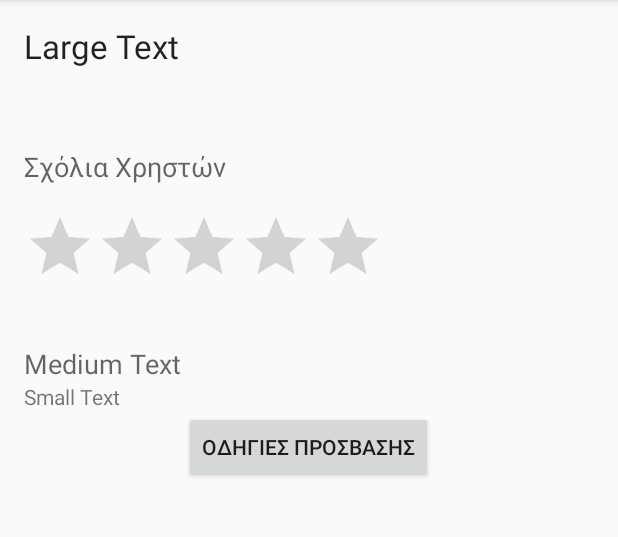
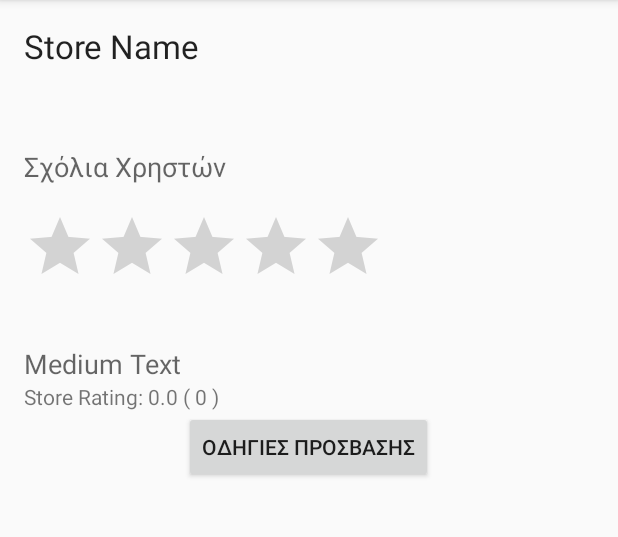
Before and after one commit to kgiann78/EC_ShoppingApp, an Android app: the fragment StoreFragment shown on its own in the app's theme, on a phone screen of 412 x 824 dp, the part 84-621 px from its top. Run offline under Robolectric (Android 15) with nearby library versions, the phone set to English and light mode, and no system bars.

Commit message:
Code refactor store  layout and rating system

```diff
--- a/app/src/main/java/gr/uoa/ec/shopeeng/fragments/StoreFragment.java
+++ b/app/src/main/java/gr/uoa/ec/shopeeng/fragments/StoreFragment.java
@@ -18,6 +18,7 @@ import gr.uoa.ec.shopeeng.models.Comment;
 import gr.uoa.ec.shopeeng.models.Rating;
 import gr.uoa.ec.shopeeng.models.Store;
 import gr.uoa.ec.shopeeng.utils.Constants;
+import org.w3c.dom.Text;
 
 import java.util.ArrayList;
 import java.util.Arrays;
@@ -28,7 +29,12 @@ public class StoreFragment extends Fragment {
     private Context applicationContext;
     private Store store;
 
+    TextView storeName;
+    RatingBar ratingBar;
+    TextView storeAddress;
+    TextView ratingScoreText;
     ListView commentsList;
+
     ArrayList<Comment> comments = new ArrayList<>();
     ArrayList<Rating> ratings = new ArrayList<>();
 
@@ -39,9 +45,11 @@ public class StoreFragment extends Fragment {
     public View onCreateView(LayoutInflater inflater, @Nullable ViewGroup container, @Nullable Bundle savedInstanceState) {
 
         View view = inflater.inflate(R.layout.fragment_store, container, false);
-
+        storeName = (TextView) view.findViewById(R.id.store_name_text_view);
+        ratingBar = (RatingBar) view.findViewById(R.id.store_rating_bar);
+        storeAddress = (TextView) view.findViewById(R.id.store_address_text_view);
+        ratingScoreText = (TextView) view.findViewById(R.id.rating_score_text_view);
         commentsList = (ListView) view.findViewById(R.id.comments_list);
-
         return view;
     }
 
@@ -50,44 +58,29 @@ public class StoreFragment extends Fragment {
         super.onStart();
 
         getData();
-        // getStoreInfoView();
-        getRatingScoreViews();
+
+        ratingScoreText.setText(getContext().getString(R.string.rating_score_value, ratingScore.toString(), ratings.size()));
         getListViews();
     }
 
 
     private void getData() {
         final Bundle args = getArguments();
-        comments = args.getParcelableArrayList(Constants.COMMENTS_RESULTS);
-        Log.i("comments results", Arrays.toString(comments.toArray()));
 
-        ratings = args.getParcelableArrayList(Constants.RATING_RESULTS);
-        Log.i("ratings results", Arrays.toString(ratings.toArray()));
+        if (args != null) {
+            comments = args.getParcelableArrayList(Constants.COMMENTS_RESULTS);
+            Log.i("comments results", Arrays.toString(comments.toArray()));
 
-        ratingScore = args.getDouble(Constants.RATING_SCORE);
-        store = args.getParcelable(Constants.STORE_RESULT);
-    }
+            ratings = args.getParcelableArrayList(Constants.RATING_RESULTS);
+            Log.i("ratings results", Arrays.toString(ratings.toArray()));
 
+            ratingScore = args.getDouble(Constants.RATING_SCORE);
+            store = args.getParcelable(Constants.STORE_RESULT);
 
-    private void getRatingScoreViews() {
-
-        TextView ratingView = new TextView(applicationContext);
-        ratingView.setText("Store Rating: " + ratingScore.toString() + "( " + ratings.size() + " )");
-        ViewGroup.LayoutParams layoutParams = new ViewPager.LayoutParams();
-        getFragmentManager().findFragmentById(R.id.fragment_container).getActivity()
-                .addContentView(ratingView, layoutParams);
-
-    }
-
-    //TODO fix this - add store info correctly
-
-    private void getStoreInfoView() {
-
-        TextView ratingView = new TextView(applicationContext);
-        ratingView.setText(store.toString());
-        ViewGroup.LayoutParams layoutParams = new ViewPager.LayoutParams();
-        getFragmentManager().findFragmentById(R.id.fragment_container).getActivity()
-                .addContentView(ratingView, layoutParams);
+            storeName.setText(store.getName());
+            storeAddress.setText(store.getAddress());
+            ratingBar.setRating(ratingScore.floatValue());
+        }
     }
 
     private void getListViews() {
--- a/app/src/main/java/gr/uoa/ec/shopeeng/requests/ReviewRequest.java
+++ b/app/src/main/java/gr/uoa/ec/shopeeng/requests/ReviewRequest.java
@@ -24,12 +24,14 @@ import static gr.uoa.ec.shopeeng.utils.Constants.*;
 
 public class ReviewRequest extends AsyncTask<Void, Void, ReviewData> {
     private Store store;
+    private Product product;
     private FragmentManager fragmentManager;
     private Context applicationContext;
 
 
-    public ReviewRequest(Store store, FragmentManager fragmentManager, Context applicationContext) {
+    public ReviewRequest(Store store, Product product, FragmentManager fragmentManager, Context applicationContext) {
         this.store = store;
+        this.product = product;
         this.fragmentManager = fragmentManager;
         this.applicationContext = applicationContext;
     }
@@ -82,7 +84,6 @@ public class ReviewRequest extends AsyncTask<Void, Void, ReviewData> {
         transaction.replace(R.id.fragment_container, storeFragment);
         transaction.addToBackStack(null);
         transaction.commit();
-
     }
 
 
--- a/app/src/main/res/layout/fragment_store.xml
+++ b/app/src/main/res/layout/fragment_store.xml
@@ -14,21 +14,21 @@
             android:layout_width="wrap_content"
             android:layout_height="wrap_content"
             android:textAppearance="?android:attr/textAppearanceLarge"
-            android:text="Large Text"
-            android:id="@+id/storeName"/>
+            android:text="@string/store_name_label"
+            android:id="@+id/store_name_text_view"/>
 
     <TextView
             android:layout_width="wrap_content"
             android:layout_height="wrap_content"
             android:textAppearance="?android:attr/textAppearanceMedium"
-            android:text="Σχόλια Χρηστών"
-            android:id="@+id/textView3"
+            android:text="@string/user_comments_label"
+            android:id="@+id/comments_text_view"
             android:layout_marginTop="53dp"/>
 
     <RatingBar
             android:layout_width="wrap_content"
             android:layout_height="wrap_content"
-            android:id="@+id/ratingBar"
+            android:id="@+id/store_rating_bar"
             android:layout_marginTop="17dp"/>
 
     <TextView
@@ -36,30 +36,25 @@
             android:layout_height="wrap_content"
             android:textAppearance="?android:attr/textAppearanceMedium"
             android:text="Medium Text"
-            android:id="@+id/storeAddress"
+            android:id="@+id/store_address_text_view"
             android:layout_marginTop="32dp"/>
 
     <TextView
             android:layout_width="wrap_content"
             android:layout_height="wrap_content"
             android:textAppearance="?android:attr/textAppearanceSmall"
-            android:text="Small Text"
-            android:id="@+id/ratingScore"/>
+            android:text="@string/rating_score_label"
+            android:id="@+id/rating_score_text_view"/>
 
     <Button
             android:layout_width="wrap_content"
             android:layout_height="wrap_content"
             android:text="@string/show_directions_label"
-            android:id="@+id/show_directions_button" android:layout_gravity="center_horizontal"/>
+            android:id="@+id/show_directions_button"
+            android:layout_gravity="center_horizontal"/>
     <ListView
             android:layout_width="match_parent"
             android:layout_height="wrap_content"
             android:id="@+id/comments_list"
             android:layout_marginTop="21dp"/>
-    <!--<TextView-->
-    <!--android:layout_width="wrap_content"-->
-    <!--android:layout_height="wrap_content"-->
-    <!--android:text="New Text"-->
-    <!--android:id="@+id/alekos_textView" android:layout_alignTop="@+id/listView" android:layout_centerHorizontal="true"-->
-    <!--android:layout_marginTop="52dp"/>-->
 </LinearLayout>
--- a/app/src/main/res/values/strings.xml
+++ b/app/src/main/res/values/strings.xml
@@ -18,4 +18,8 @@
     <string name="product_name_label">Ονομα Προιόντος</string>
     <string name="show_directions_label">ΟΔΗΓΙΕΣ ΠΡΟΣΒΑΣΗΣ</string>
     <string name="users_comments_label">Σχόλια Χρηστών</string>
+    <string name="store_name_label">Store Name</string>
+    <string name="user_comments_label">Σχόλια Χρηστών</string>
+    <string name="rating_score_label">Rating Score</string>
+    <string name="rating_score_value">Store Rating: %1$s ( %2$d )</string>
 </resources>
```
